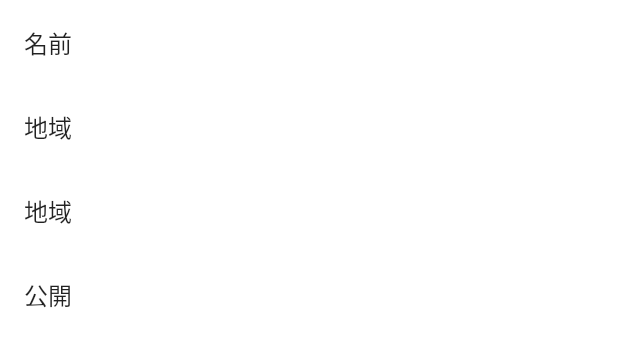
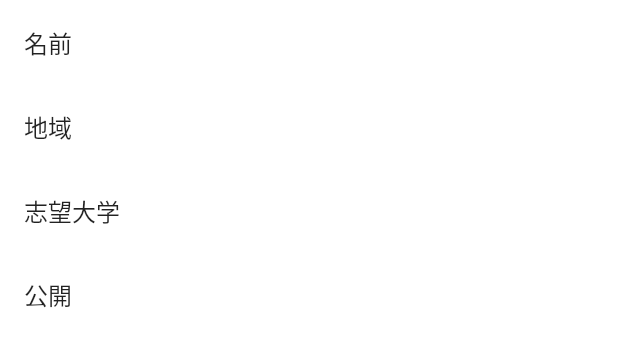
Before and after one commit to yutakana23/flutter_team10, a Flutter app: the SettingsScreen widget shown alone on an empty page, opened directly, on a phone screen of 412 x 824 dp. Shown: the top 347 px of the screen. Run offline on Flutter 3.47's test engine with Material 2 defaults, Android fonts, the phone set to English and light mode, and no system bars; our stand-ins replace cloud_firestore, firebase_auth, firebase_core, modal_progress_hud_nsn; accounts and stored records are empty.

Commit message:
軽微な修正

```diff
--- a/lib/main.dart
+++ b/lib/main.dart
@@ -1,4 +1,3 @@
-import 'package:firebase_core/firebase_core.dart';
 import 'package:flutter/material.dart';
 import 'package:mr_study/screens/registration_screen.dart';
 import 'package:mr_study/screens/login_screen.dart';
--- a/lib/screens/registration_screen.dart
+++ b/lib/screens/registration_screen.dart
@@ -1,5 +1,4 @@
 import 'package:cloud_firestore/cloud_firestore.dart';
-import 'package:firebase_core/firebase_core.dart';
 import 'package:flutter/material.dart';
 import 'package:firebase_auth/firebase_auth.dart';
 import 'package:modal_progress_hud_nsn/modal_progress_hud_nsn.dart';
@@ -165,7 +164,6 @@ class _RegistrationScreenState extends State<RegistrationScreen> {
                         password: userData['password']!);
                     if (userCredential.user != null) {
                       userData['uid'] = userCredential.user!.uid;
-                      print(userData['uid']);
                       _firestore.collection('settings').add(userData);
                       Navigator.pushNamed(context, TabsScreen.id);
                     }
--- a/lib/screens/settings_screen.dart
+++ b/lib/screens/settings_screen.dart
@@ -34,12 +34,10 @@ class _SettingsScreenState extends State<SettingsScreen> {
       if (user != null) {
         loggedInUser = user;
       }
-      print(loggedInUser!.uid);
       final userSnapshot = await _firestore.collection('settings').where('uid', isEqualTo: loggedInUser!.uid).get();
       setState(() {
         userData = userSnapshot.docs[0].data();
       });
-      print(userData);
     } catch (e) {
       print(e);
     }
@@ -58,7 +56,7 @@ class _SettingsScreenState extends State<SettingsScreen> {
         children: [
           SettingTile(title: '名前', trailing:  userData['name'] ?? ''),
           SettingTile(title: '地域', trailing: userData['region'] ?? ''),
-          SettingTile(title: '地域', trailing: userData['college'] ?? ''),
+          SettingTile(title: '志望大学', trailing: userData['college'] ?? ''),
           SettingTile(title: '公開', trailing: (userData['public'] ?? false).toString()),
         ],
       ),
```
